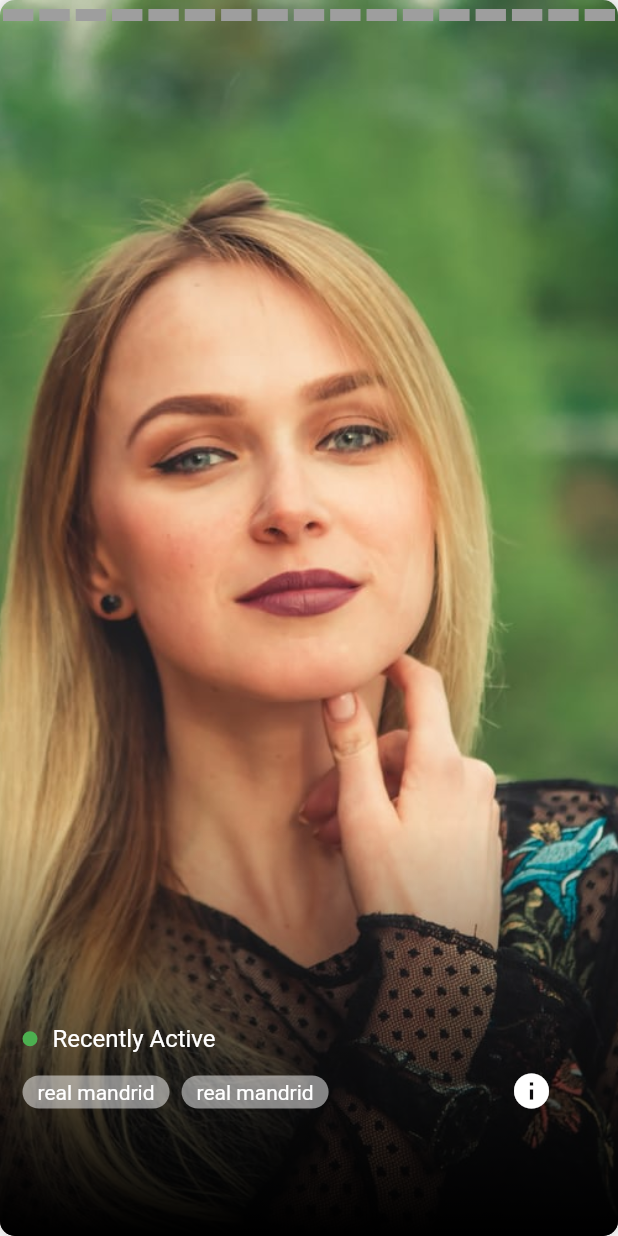
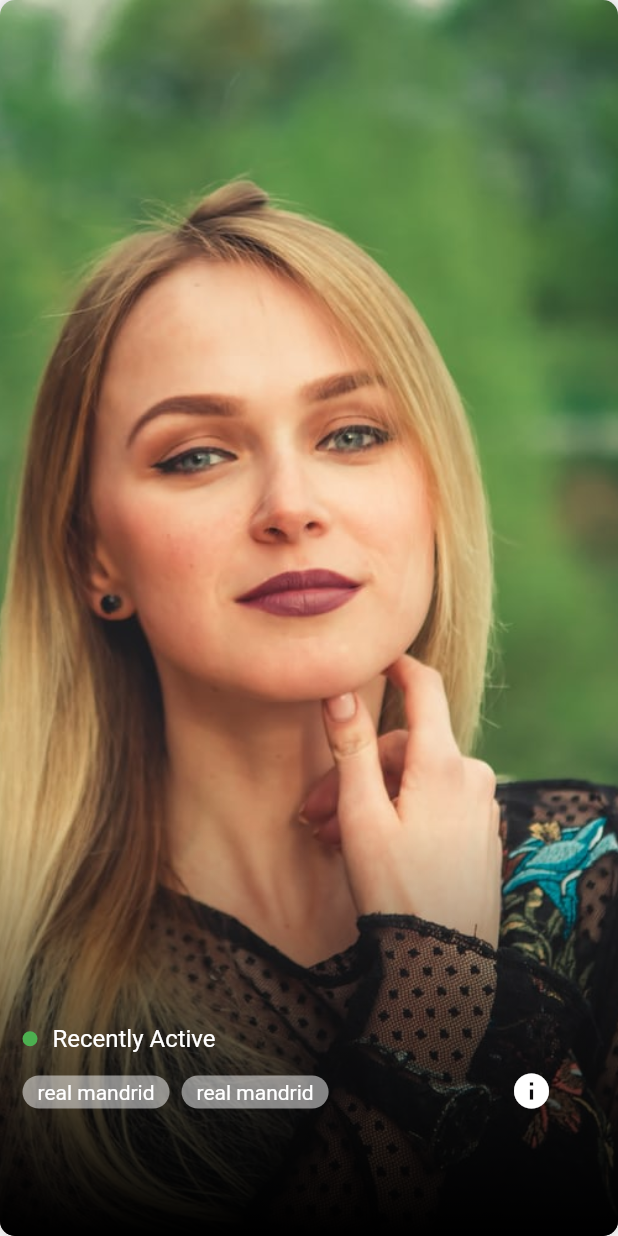
Before and after one commit to hoangduchuu/tinder_test, a Flutter app: the ProfileCardWidget widget shown alone on an empty page, opened directly with empty values, swiped to page 2, on a phone screen of 412 x 824 dp. Run offline on Flutter 3.47's test engine with Material 2 defaults, Android fonts, the phone set to English and light mode, and no system bars; drawn by our look-alikes of carousel_slider; our stand-ins replace dio, flutter_svg, get, moor_flutter; missing offline and left inert: sqlite_viewer; accounts and stored records are empty; generated files the repository leaves out were written again; network calls fail.

Commit message:
[UI] make up card

```diff
--- a/lib/main.dart
+++ b/lib/main.dart
@@ -20,7 +20,6 @@ class MyApp extends StatelessWidget {
   Widget build(BuildContext context) {
     return GetMaterialApp(
       enableLog: false,
-      defaultTransition: Transition.fade,
       title: 'Flutter Demo',
       theme: ThemeData(
         primarySwatch: Colors.blue,
--- a/lib/ui/widgets/profile_card/profile_card_widget.dart
+++ b/lib/ui/widgets/profile_card/profile_card_widget.dart
@@ -41,6 +41,7 @@ class ProfileCardWidget extends StatelessWidget {
               },
               child: Stack(
                 children: [
+                  //region avatar & gallery
                   Column(
                     children: [
                       Expanded(
@@ -76,7 +77,10 @@ class ProfileCardWidget extends StatelessWidget {
                       ),
                     ],
                   ),
-                  Row(
+                  //endregion
+
+                  //region indicator
+                  Visibility(child: Row(
                     mainAxisSize: MainAxisSize.max,
                     mainAxisAlignment: MainAxisAlignment.center,
                     children: getMockAvatar('${_user.picture}').asMap().entries.map((entry) {
@@ -87,14 +91,17 @@ class ProfileCardWidget extends StatelessWidget {
                             margin: const EdgeInsets.only(left: 2, top: 6, right: 2),
                             height: 8.0,
                             decoration: BoxDecoration(
-                                // ignore: unrelated_type_equality_checks
+                              // ignore: unrelated_type_equality_checks
                                 color:
-                                    ((isFirstLayer && c.currentSliderPage == entry.key) ? Colors.white : Colors.grey)),
+                                ((isFirstLayer && c.currentSliderPage == entry.key) ? Colors.white : Colors.grey)),
                           ),
                         ),
                       );
                     }).toList(),
-                  ),
+                  ),visible: isFirstLayer,),
+                  //endregion
+
+                  //region profile info
                   Container(
                     width: context.width,
                     height: context.height,
@@ -204,6 +211,9 @@ class ProfileCardWidget extends StatelessWidget {
                       ],
                     ),
                   ),
+                  //endregion
+
+                  //region reaction tags
                   Visibility(
                     visible: isFirstLayer && controller.cardHorizonAlignX > 1,
                     child: Positioned(
@@ -229,6 +239,7 @@ class ProfileCardWidget extends StatelessWidget {
                       child: VeryLike(align: 111),
                     ),
                   ),
+                  //endregion
                 ],
               ),
             ),
```
